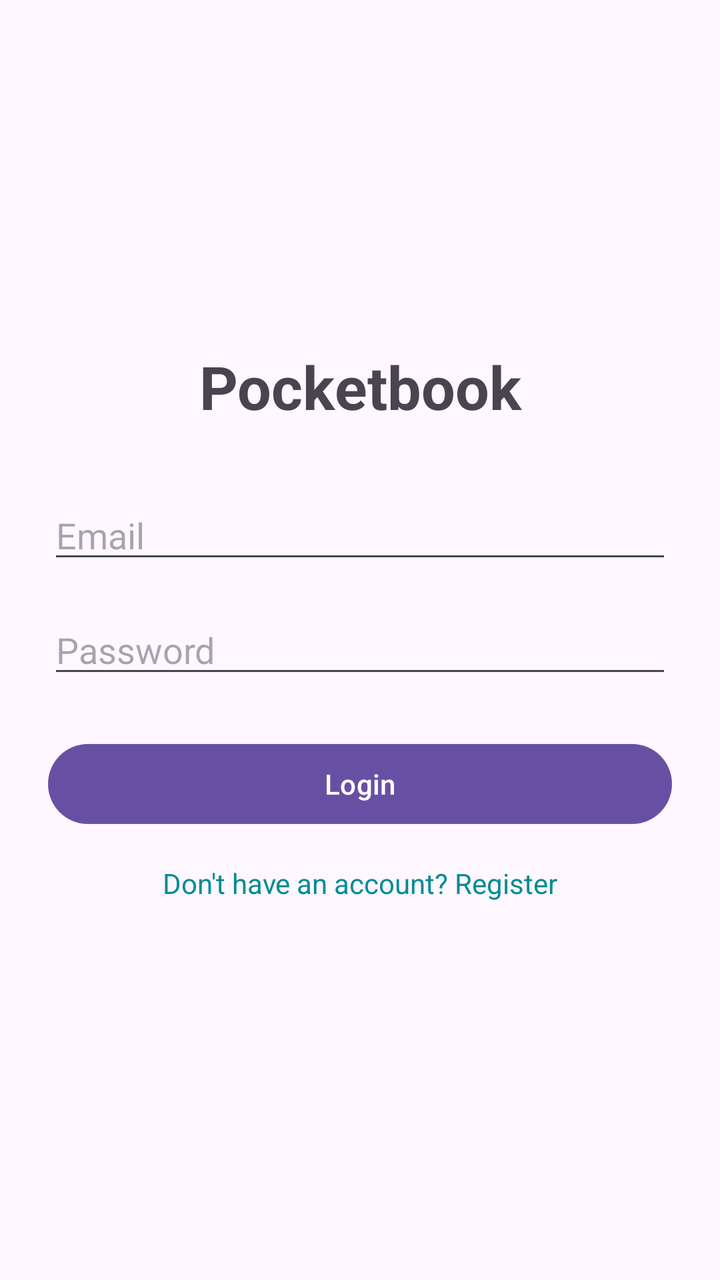
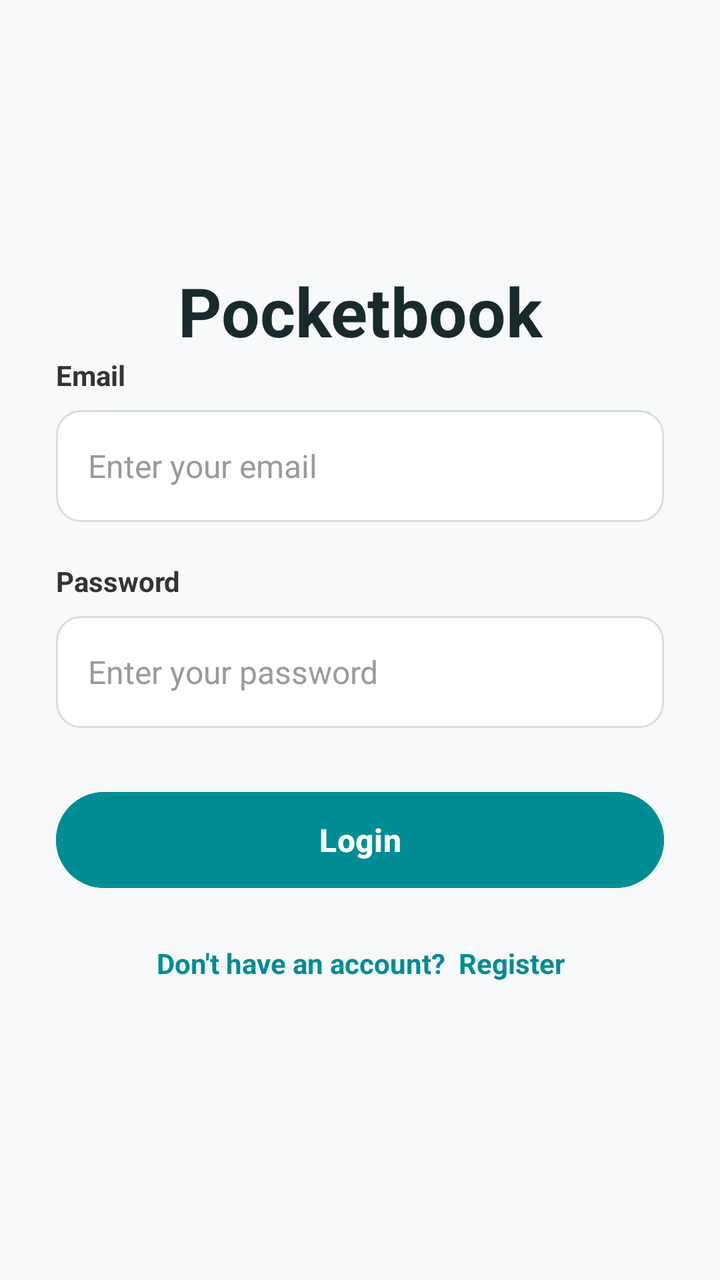

Screens rendered from an Android XML layout before and after an edit, with the pre-edit source and the edit as a unified diff.
<!-- AndroidManifest.xml: application theme Theme.Pocketbook_ExpenseTracker -->
<!-- res/layout/fragment_login.xml -->
<?xml version="1.0" encoding="utf-8"?>
<LinearLayout
    xmlns:android="http://schemas.android.com/apk/res/android"
    xmlns:tools="http://schemas.android.com/tools"
    android:layout_width="match_parent"
    android:layout_height="match_parent"
    android:orientation="vertical"
    android:gravity="center"
    android:padding="24dp"
    tools:context=".home.LoginFragment">

    <TextView
        android:id="@+id/tvTitle"
        android:layout_width="match_parent"
        android:layout_height="wrap_content"
        android:text="Pocketbook"
        android:textSize="30sp"
        android:textStyle="bold"
        android:gravity="center"
        android:layout_marginBottom="32dp" />

    <EditText
        android:id="@+id/etEmail"
        android:layout_width="match_parent"
        android:layout_height="wrap_content"
        android:hint="Email"
        android:inputType="textEmailAddress" />

    <EditText
        android:id="@+id/etPassword"
        android:layout_width="match_parent"
        android:layout_height="wrap_content"
        android:hint="Password"
        android:inputType="textPassword"
        android:layout_marginTop="16dp" />

    <Button
        android:id="@+id/btnLogin"
        android:layout_width="match_parent"
        android:layout_height="wrap_content"
        android:text="Login"
        android:layout_marginTop="24dp" />

    <TextView
        android:id="@+id/tvRegister"
        android:layout_width="match_parent"
        android:layout_height="wrap_content"
        android:text="Don't have an account? Register"
        android:gravity="center"
        android:textColor="#008C95"
        android:padding="16dp" />

</LinearLayout>
<!-- resources referenced by this layout -->
<resources>
  <style name="Theme.Pocketbook_ExpenseTracker" parent="Base.Theme.Pocketbook_ExpenseTracker" />
  <style name="Base.Theme.Pocketbook_ExpenseTracker" parent="Theme.Material3.DayNight.NoActionBar">
          
          
      </style>
</resources>

<!-- the commit's change to res/layout/fragment_login.xml (unified diff, before → after) -->
@@ -6,48 +6,89 @@
     android:layout_height="match_parent"
     android:orientation="vertical"
     android:gravity="center"
-    android:padding="24dp"
+    android:paddingStart="28dp"
+    android:paddingEnd="28dp"
+    android:background="#F7F9FA"
     tools:context=".home.LoginFragment">
 
     <TextView
-        android:id="@+id/tvTitle"
         android:layout_width="match_parent"
         android:layout_height="wrap_content"
         android:text="Pocketbook"
-        android:textSize="30sp"
+        android:textSize="34sp"
         android:textStyle="bold"
-        android:gravity="center"
-        android:layout_marginBottom="32dp" />
+        android:textColor="#182A2C"
+        android:gravity="center" />
+
+    <TextView
+        android:layout_width="match_parent"
+        android:layout_height="wrap_content"
+        android:text="Email"
+        android:textSize="14sp"
+        android:textStyle="bold"
+        android:textColor="#333333"
+        android:layout_marginBottom="8dp" />
 
     <EditText
         android:id="@+id/etEmail"
         android:layout_width="match_parent"
+        android:layout_height="56dp"
+        android:hint="Enter your email"
+        android:inputType="textEmailAddress"
+        android:textSize="16sp"
+        android:textColor="#222222"
+        android:textColorHint="#9A9A9A"
+        android:background="@drawable/bg_input"
+        android:paddingStart="16dp"
+        android:paddingEnd="16dp"
+        android:maxLines="1" />
+
+    <TextView
+        android:layout_width="match_parent"
         android:layout_height="wrap_content"
-        android:hint="Email"
-        android:inputType="textEmailAddress" />
+        android:text="Password"
+        android:textSize="14sp"
+        android:textStyle="bold"
+        android:textColor="#333333"
+        android:layout_marginTop="20dp"
+        android:layout_marginBottom="8dp" />
 
     <EditText
         android:id="@+id/etPassword"
         android:layout_width="match_parent"
-        android:layout_height="wrap_content"
-        android:hint="Password"
+        android:layout_height="56dp"
+        android:hint="Enter your password"
         android:inputType="textPassword"
-        android:layout_marginTop="16dp" />
+        android:textSize="16sp"
+        android:textColor="#222222"
+        android:textColorHint="#9A9A9A"
+        android:background="@drawable/bg_input"
+        android:paddingStart="16dp"
+        android:paddingEnd="16dp"
+        android:maxLines="1" />
 
     <Button
         android:id="@+id/btnLogin"
         android:layout_width="match_parent"
-        android:layout_height="wrap_content"
+        android:layout_height="56dp"
         android:text="Login"
-        android:layout_marginTop="24dp" />
+        android:textSize="16sp"
+        android:textStyle="bold"
+        android:textColor="#FFFFFF"
+        android:textAllCaps="false"
+        android:backgroundTint="#008C95"
+        android:layout_marginTop="28dp" />
 
     <TextView
         android:id="@+id/tvRegister"
         android:layout_width="match_parent"
         android:layout_height="wrap_content"
-        android:text="Don't have an account? Register"
+        android:text="Don't have an account?  Register"
+        android:textSize="14sp"
+        android:textStyle="bold"
+        android:textColor="#008C95"
         android:gravity="center"
-        android:textColor="#008C95"
-        android:padding="16dp" />
+        android:padding="16dp"
+        android:layout_marginTop="8dp" />
 
 </LinearLayout>
<!-- resource entries referenced after the edit -->
@@ -1,5 +1,25 @@
 <!-- resources referenced by this layout -->
 <resources>
+  <!-- drawable bg_input (drawable) -->
+  <?xml version="1.0" encoding="utf-8"?>
+  <shape xmlns:android="http://schemas.android.com/apk/res/android"
+      android:shape="rectangle">
+  
+      <solid android:color="#FFFFFF" />
+  
+      <stroke
+          android:width="1dp"
+          android:color="#D8DEDF" />
+  
+      <corners android:radius="12dp" />
+  
+      <padding
+          android:left="4dp"
+          android:top="4dp"
+          android:right="4dp"
+          android:bottom="4dp" />
+  
+  </shape>
   <style name="Theme.Pocketbook_ExpenseTracker" parent="Base.Theme.Pocketbook_ExpenseTracker" />
   <style name="Base.Theme.Pocketbook_ExpenseTracker" parent="Theme.Material3.DayNight.NoActionBar">
           
